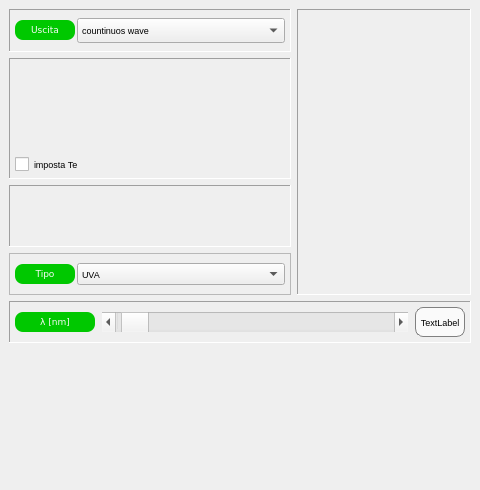
Above: dockcontrols.ui from crocodile119/Laser-Studio before the change. Below: the same form after it.
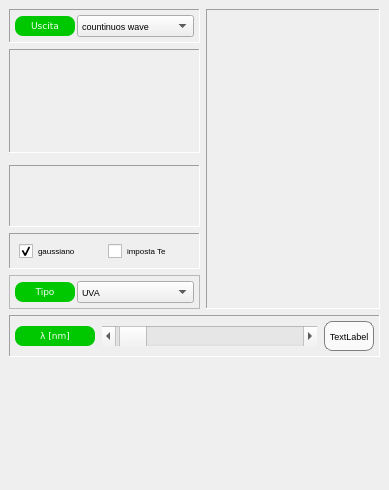
That is the form after the change. Custom widgets are drawn as their Qt base class.

Commit message: added non gaussian beam laser valuation

The edit to the form file:
```diff
--- a/dockcontrols.ui
+++ b/dockcontrols.ui
@@ -6,7 +6,7 @@
    <rect>
     <x>0</x>
     <y>0</y>
-    <width>480</width>
+    <width>389</width>
     <height>490</height>
    </rect>
   </property>
@@ -18,8 +18,8 @@
   </property>
   <property name="minimumSize">
    <size>
-    <width>0</width>
-    <height>0</height>
+    <width>389</width>
+    <height>404</height>
    </size>
   </property>
   <property name="maximumSize">
@@ -43,7 +43,136 @@
    <string>Dispositivo laser</string>
   </property>
   <widget class="QWidget" name="dockWidgetContents">
-   <layout class="QGridLayout" name="gridLayout_7">
+   <layout class="QGridLayout" name="gridLayout_9">
+    <item row="5" column="0">
+     <widget class="QFrame" name="frame_6">
+      <property name="frameShape">
+       <enum>QFrame::StyledPanel</enum>
+      </property>
+      <property name="frameShadow">
+       <enum>QFrame::Sunken</enum>
+      </property>
+      <layout class="QGridLayout" name="gridLayout_5">
+       <property name="leftMargin">
+        <number>0</number>
+       </property>
+       <property name="topMargin">
+        <number>0</number>
+       </property>
+       <property name="rightMargin">
+        <number>0</number>
+       </property>
+       <property name="bottomMargin">
+        <number>0</number>
+       </property>
+       <property name="spacing">
+        <number>0</number>
+       </property>
+       <item row="0" column="1">
+        <layout class="QHBoxLayout" name="horizontalLayout_2">
+         <property name="spacing">
+          <number>2</number>
+         </property>
+         <property name="leftMargin">
+          <number>5</number>
+         </property>
+         <property name="topMargin">
+          <number>5</number>
+         </property>
+         <property name="rightMargin">
+          <number>5</number>
+         </property>
+         <property name="bottomMargin">
+          <number>5</number>
+         </property>
+         <item>
+          <widget class="QLabel" name="label_4">
+           <property name="sizePolicy">
+            <sizepolicy hsizetype="Expanding" vsizetype="Fixed">
+             <horstretch>0</horstretch>
+             <verstretch>0</verstretch>
+            </sizepolicy>
+           </property>
+           <property name="minimumSize">
+            <size>
+             <width>0</width>
+             <height>20</height>
+            </size>
+           </property>
+           <property name="maximumSize">
+            <size>
+             <width>60</width>
+             <height>20</height>
+            </size>
+           </property>
+           <property name="font">
+            <font>
+             <family>Verdana</family>
+             <pointsize>7</pointsize>
+            </font>
+           </property>
+           <property name="styleSheet">
+            <string notr="true">QLabel {background-color: #00c800}
+QLabel {color: #fafafa}
+QLabel {border: 0px solid grey}
+QLabel {border-radius: 8px}</string>
+           </property>
+           <property name="text">
+            <string>Tipo</string>
+           </property>
+           <property name="alignment">
+            <set>Qt::AlignCenter</set>
+           </property>
+          </widget>
+         </item>
+         <item>
+          <widget class="QComboBox" name="comboBox">
+           <property name="minimumSize">
+            <size>
+             <width>80</width>
+             <height>0</height>
+            </size>
+           </property>
+           <property name="font">
+            <font>
+             <pointsize>7</pointsize>
+            </font>
+           </property>
+           <property name="styleSheet">
+            <string notr="true"/>
+           </property>
+           <item>
+            <property name="text">
+             <string>UVA</string>
+            </property>
+           </item>
+           <item>
+            <property name="text">
+             <string>VIS</string>
+            </property>
+           </item>
+           <item>
+            <property name="text">
+             <string>IRA</string>
+            </property>
+           </item>
+           <item>
+            <property name="text">
+             <string>IRB</string>
+            </property>
+           </item>
+           <item>
+            <property name="text">
+             <string>IRC</string>
+            </property>
+           </item>
+          </widget>
+         </item>
+        </layout>
+       </item>
+      </layout>
+     </widget>
+    </item>
     <item row="0" column="0">
      <widget class="QFrame" name="frame_5">
       <property name="frameShape">
@@ -170,7 +299,49 @@
       </layout>
      </widget>
     </item>
-    <item row="0" column="1" rowspan="4">
+    <item row="3" column="0">
+     <widget class="QFrame" name="frame_4">
+      <property name="frameShape">
+       <enum>QFrame::Panel</enum>
+      </property>
+      <property name="frameShadow">
+       <enum>QFrame::Sunken</enum>
+      </property>
+      <layout class="QGridLayout" name="gridLayout_6">
+       <property name="leftMargin">
+        <number>5</number>
+       </property>
+       <property name="topMargin">
+        <number>5</number>
+       </property>
+       <property name="rightMargin">
+        <number>5</number>
+       </property>
+       <property name="bottomMargin">
+        <number>5</number>
+       </property>
+       <property name="spacing">
+        <number>2</number>
+       </property>
+       <item row="0" column="0">
+        <widget class="SliderScrollLabel" name="T_SkinControl" native="true">
+         <property name="minimumSize">
+          <size>
+           <width>100</width>
+           <height>50</height>
+          </size>
+         </property>
+         <property name="font">
+          <font>
+           <pointsize>6</pointsize>
+          </font>
+         </property>
+        </widget>
+       </item>
+      </layout>
+     </widget>
+    </item>
+    <item row="0" column="1" rowspan="6">
      <widget class="QFrame" name="frame_2">
       <property name="frameShape">
        <enum>QFrame::Panel</enum>
@@ -356,266 +527,7 @@
       </layout>
      </widget>
     </item>
-    <item row="1" column="0">
-     <widget class="QFrame" name="frame">
-      <property name="frameShape">
-       <enum>QFrame::Panel</enum>
-      </property>
-      <property name="frameShadow">
-       <enum>QFrame::Sunken</enum>
-      </property>
-      <layout class="QGridLayout" name="gridLayout_8">
-       <property name="leftMargin">
-        <number>5</number>
-       </property>
-       <property name="topMargin">
-        <number>5</number>
-       </property>
-       <property name="rightMargin">
-        <number>5</number>
-       </property>
-       <property name="bottomMargin">
-        <number>5</number>
-       </property>
-       <property name="spacing">
-        <number>2</number>
-       </property>
-       <item row="0" column="0" rowspan="2" colspan="2">
-        <widget class="DialControl" name="teControl" native="true">
-         <property name="minimumSize">
-          <size>
-           <width>80</width>
-           <height>90</height>
-          </size>
-         </property>
-         <property name="maximumSize">
-          <size>
-           <width>113</width>
-           <height>129</height>
-          </size>
-         </property>
-         <property name="font">
-          <font>
-           <pointsize>6</pointsize>
-          </font>
-         </property>
-        </widget>
-       </item>
-       <item row="2" column="0">
-        <widget class="QCheckBox" name="enableTeCheckBox">
-         <property name="font">
-          <font>
-           <pointsize>7</pointsize>
-          </font>
-         </property>
-         <property name="styleSheet">
-          <string notr="true">QCheckBox{background: none}
-</string>
-         </property>
-         <property name="text">
-          <string>imposta Te</string>
-         </property>
-        </widget>
-       </item>
-       <item row="0" column="2" rowspan="3">
-        <widget class="ScientificNotationControl" name="pulseControl" native="true">
-         <property name="minimumSize">
-          <size>
-           <width>80</width>
-           <height>90</height>
-          </size>
-         </property>
-         <property name="maximumSize">
-          <size>
-           <width>113</width>
-           <height>129</height>
-          </size>
-         </property>
-         <property name="font">
-          <font>
-           <pointsize>6</pointsize>
-          </font>
-         </property>
-        </widget>
-       </item>
-      </layout>
-      <zorder>pulseControl</zorder>
-      <zorder>teControl</zorder>
-      <zorder>enableTeCheckBox</zorder>
-     </widget>
-    </item>
-    <item row="2" column="0">
-     <widget class="QFrame" name="frame_4">
-      <property name="frameShape">
-       <enum>QFrame::Panel</enum>
-      </property>
-      <property name="frameShadow">
-       <enum>QFrame::Sunken</enum>
-      </property>
-      <layout class="QGridLayout" name="gridLayout_6">
-       <property name="leftMargin">
-        <number>5</number>
-       </property>
-       <property name="topMargin">
-        <number>5</number>
-       </property>
-       <property name="rightMargin">
-        <number>5</number>
-       </property>
-       <property name="bottomMargin">
-        <number>5</number>
-       </property>
-       <property name="spacing">
-        <number>2</number>
-       </property>
-       <item row="0" column="0">
-        <widget class="SliderScrollLabel" name="T_SkinControl" native="true">
-         <property name="minimumSize">
-          <size>
-           <width>100</width>
-           <height>50</height>
-          </size>
-         </property>
-         <property name="font">
-          <font>
-           <pointsize>6</pointsize>
-          </font>
-         </property>
-        </widget>
-       </item>
-      </layout>
-     </widget>
-    </item>
-    <item row="3" column="0">
-     <widget class="QFrame" name="frame_6">
-      <property name="frameShape">
-       <enum>QFrame::StyledPanel</enum>
-      </property>
-      <property name="frameShadow">
-       <enum>QFrame::Sunken</enum>
-      </property>
-      <layout class="QGridLayout" name="gridLayout_5">
-       <property name="leftMargin">
-        <number>0</number>
-       </property>
-       <property name="topMargin">
-        <number>0</number>
-       </property>
-       <property name="rightMargin">
-        <number>0</number>
-       </property>
-       <property name="bottomMargin">
-        <number>0</number>
-       </property>
-       <property name="spacing">
-        <number>0</number>
-       </property>
-       <item row="0" column="0">
-        <layout class="QHBoxLayout" name="horizontalLayout_2">
-         <property name="spacing">
-          <number>2</number>
-         </property>
-         <property name="leftMargin">
-          <number>5</number>
-         </property>
-         <property name="topMargin">
-          <number>5</number>
-         </property>
-         <property name="rightMargin">
-          <number>5</number>
-         </property>
-         <property name="bottomMargin">
-          <number>5</number>
-         </property>
-         <item>
-          <widget class="QLabel" name="label_4">
-           <property name="sizePolicy">
-            <sizepolicy hsizetype="Expanding" vsizetype="Fixed">
-             <horstretch>0</horstretch>
-             <verstretch>0</verstretch>
-            </sizepolicy>
-           </property>
-           <property name="minimumSize">
-            <size>
-             <width>0</width>
-             <height>20</height>
-            </size>
-           </property>
-           <property name="maximumSize">
-            <size>
-             <width>60</width>
-             <height>20</height>
-            </size>
-           </property>
-           <property name="font">
-            <font>
-             <family>Verdana</family>
-             <pointsize>7</pointsize>
-            </font>
-           </property>
-           <property name="styleSheet">
-            <string notr="true">QLabel {background-color: #00c800}
-QLabel {color: #fafafa}
-QLabel {border: 0px solid grey}
-QLabel {border-radius: 8px}</string>
-           </property>
-           <property name="text">
-            <string>Tipo</string>
-           </property>
-           <property name="alignment">
-            <set>Qt::AlignCenter</set>
-           </property>
-          </widget>
-         </item>
-         <item>
-          <widget class="QComboBox" name="comboBox">
-           <property name="minimumSize">
-            <size>
-             <width>80</width>
-             <height>0</height>
-            </size>
-           </property>
-           <property name="font">
-            <font>
-             <pointsize>7</pointsize>
-            </font>
-           </property>
-           <property name="styleSheet">
-            <string notr="true"/>
-           </property>
-           <item>
-            <property name="text">
-             <string>UVA</string>
-            </property>
-           </item>
-           <item>
-            <property name="text">
-             <string>VIS</string>
-            </property>
-           </item>
-           <item>
-            <property name="text">
-             <string>IRA</string>
-            </property>
-           </item>
-           <item>
-            <property name="text">
-             <string>IRB</string>
-            </property>
-           </item>
-           <item>
-            <property name="text">
-             <string>IRC</string>
-            </property>
-           </item>
-          </widget>
-         </item>
-        </layout>
-       </item>
-      </layout>
-     </widget>
-    </item>
-    <item row="4" column="0" colspan="2">
+    <item row="6" column="0" colspan="2">
      <widget class="QFrame" name="frame_3">
       <property name="frameShape">
        <enum>QFrame::Panel</enum>
@@ -781,7 +693,78 @@
       </layout>
      </widget>
     </item>
-    <item row="5" column="0">
+    <item row="1" column="0">
+     <widget class="QFrame" name="frame">
+      <property name="frameShape">
+       <enum>QFrame::Panel</enum>
+      </property>
+      <property name="frameShadow">
+       <enum>QFrame::Sunken</enum>
+      </property>
+      <layout class="QGridLayout" name="gridLayout_8">
+       <property name="leftMargin">
+        <number>5</number>
+       </property>
+       <property name="topMargin">
+        <number>5</number>
+       </property>
+       <property name="rightMargin">
+        <number>5</number>
+       </property>
+       <property name="bottomMargin">
+        <number>5</number>
+       </property>
+       <property name="spacing">
+        <number>2</number>
+       </property>
+       <item row="0" column="0" rowspan="2" colspan="2">
+        <widget class="DialControl" name="teControl" native="true">
+         <property name="minimumSize">
+          <size>
+           <width>80</width>
+           <height>90</height>
+          </size>
+         </property>
+         <property name="maximumSize">
+          <size>
+           <width>113</width>
+           <height>129</height>
+          </size>
+         </property>
+         <property name="font">
+          <font>
+           <pointsize>6</pointsize>
+          </font>
+         </property>
+        </widget>
+       </item>
+       <item row="0" column="2" rowspan="3">
+        <widget class="ScientificNotationControl" name="pulseControl" native="true">
+         <property name="minimumSize">
+          <size>
+           <width>80</width>
+           <height>90</height>
+          </size>
+         </property>
+         <property name="maximumSize">
+          <size>
+           <width>113</width>
+           <height>129</height>
+          </size>
+         </property>
+         <property name="font">
+          <font>
+           <pointsize>6</pointsize>
+          </font>
+         </property>
+        </widget>
+       </item>
+      </layout>
+      <zorder>pulseControl</zorder>
+      <zorder>teControl</zorder>
+     </widget>
+    </item>
+    <item row="7" column="0">
      <spacer name="verticalSpacer_6">
       <property name="orientation">
        <enum>Qt::Vertical</enum>
@@ -794,6 +777,52 @@
       </property>
      </spacer>
     </item>
+    <item row="4" column="0">
+     <widget class="QFrame" name="frame_7">
+      <property name="frameShape">
+       <enum>QFrame::Panel</enum>
+      </property>
+      <property name="frameShadow">
+       <enum>QFrame::Sunken</enum>
+      </property>
+      <layout class="QGridLayout" name="gridLayout_7">
+       <item row="0" column="0">
+        <widget class="QCheckBox" name="checkGaussianBeam">
+         <property name="font">
+          <font>
+           <pointsize>6</pointsize>
+          </font>
+         </property>
+         <property name="styleSheet">
+          <string notr="true">QCheckBox{background: none}</string>
+         </property>
+         <property name="text">
+          <string>gaussiano</string>
+         </property>
+         <property name="checked">
+          <bool>true</bool>
+         </property>
+        </widget>
+       </item>
+       <item row="0" column="1">
+        <widget class="QCheckBox" name="enableTeCheckBox">
+         <property name="font">
+          <font>
+           <pointsize>6</pointsize>
+          </font>
+         </property>
+         <property name="styleSheet">
+          <string notr="true">QCheckBox{background: none}
+</string>
+         </property>
+         <property name="text">
+          <string>imposta Te</string>
+         </property>
+        </widget>
+       </item>
+      </layout>
+     </widget>
+    </item>
    </layout>
   </widget>
  </widget>
```
The commit also changes 3 other files.
